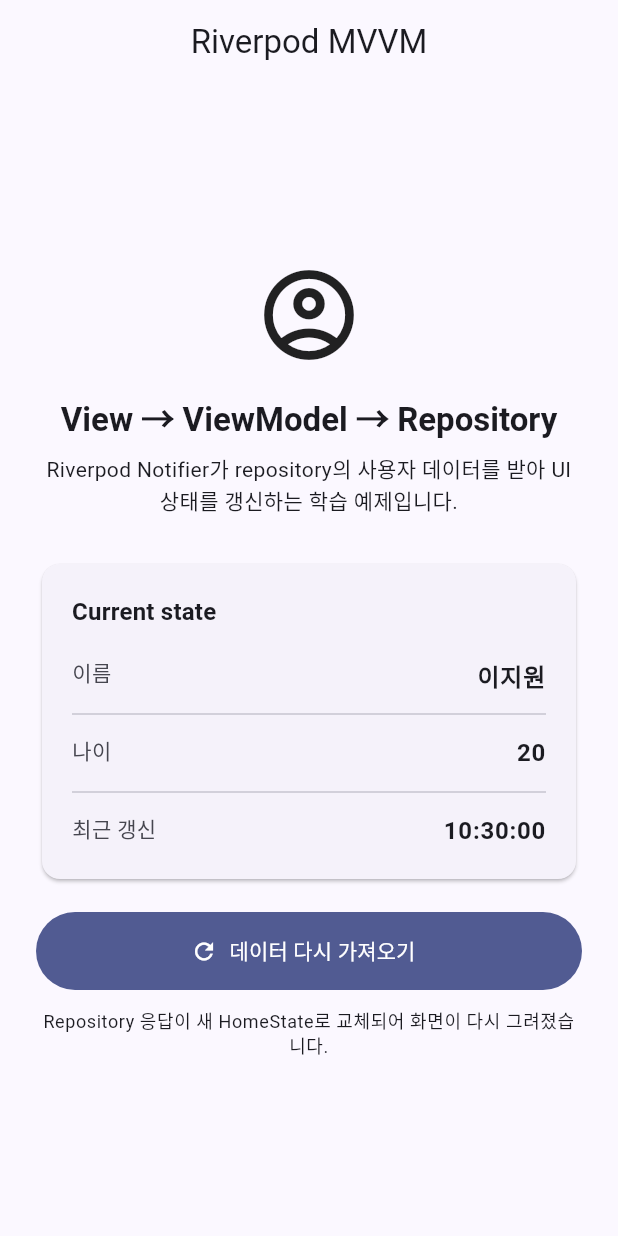
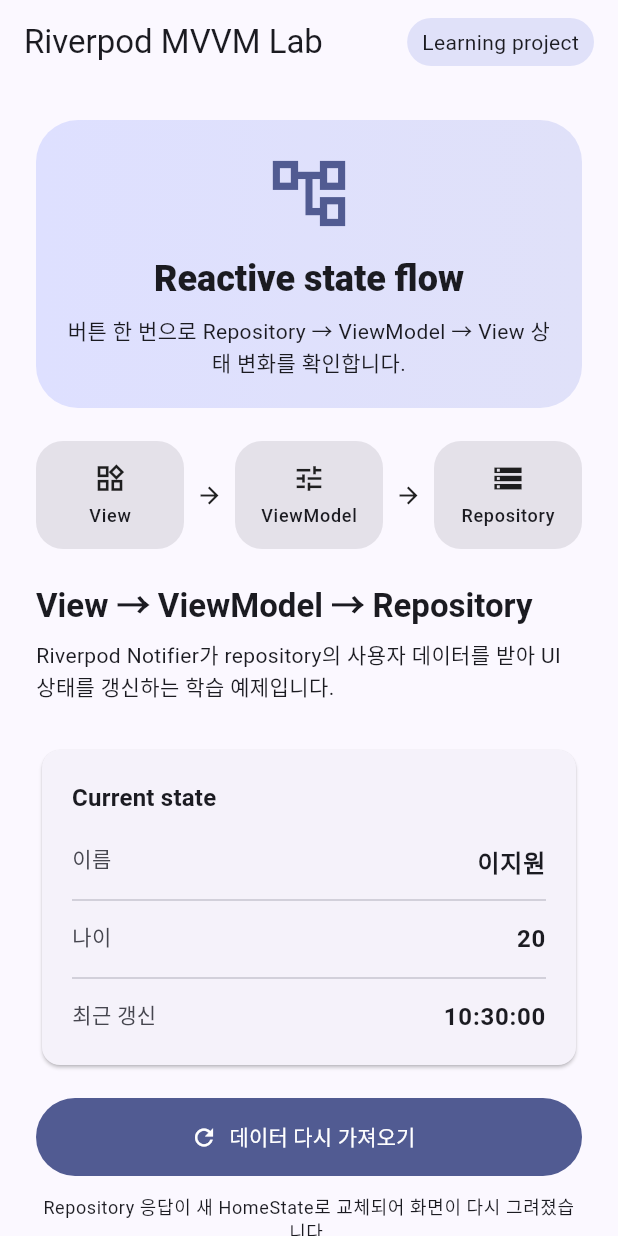
Before and after one commit to oosuhada/flutter_riverpod_mvvm, a Flutter app: the screen it shows after launch, after a tap on "사용자 데이터 가져오기", on a phone screen of 412 x 824 dp. Run offline on Flutter 3.47's test engine with Material 3 defaults, Android fonts, the phone set to English and light mode, and no system bars; our stand-ins replace flutter_riverpod.

Commit message:
Polish Riverpod MVVM mobile demo

```diff
--- a/lib/home_page.dart
+++ b/lib/home_page.dart
@@ -12,8 +12,23 @@ class HomePage extends ConsumerWidget {
 
     return Scaffold(
       appBar: AppBar(
-        title: const Text('Riverpod MVVM'),
-        centerTitle: true,
+        title: const Text('Riverpod MVVM Lab'),
+        actions: [
+          Padding(
+            padding: const EdgeInsets.only(right: 16),
+            child: Center(
+              child: Container(
+                padding:
+                    const EdgeInsets.symmetric(horizontal: 10, vertical: 6),
+                decoration: BoxDecoration(
+                  color: Theme.of(context).colorScheme.secondaryContainer,
+                  borderRadius: BorderRadius.circular(999),
+                ),
+                child: const Text('Learning project'),
+              ),
+            ),
+          ),
+        ],
       ),
       body: SafeArea(
         child: Center(
@@ -24,11 +39,49 @@ class HomePage extends ConsumerWidget {
               child: Column(
                 crossAxisAlignment: CrossAxisAlignment.stretch,
                 children: [
-                  const Icon(Icons.account_circle_outlined, size: 72),
-                  const SizedBox(height: 18),
+                  Container(
+                    padding: const EdgeInsets.all(20),
+                    decoration: BoxDecoration(
+                      gradient: LinearGradient(
+                        colors: [
+                          Theme.of(context).colorScheme.primaryContainer,
+                          Theme.of(context).colorScheme.secondaryContainer,
+                        ],
+                      ),
+                      borderRadius: BorderRadius.circular(28),
+                    ),
+                    child: Column(
+                      children: [
+                        Icon(
+                          Icons.account_tree_outlined,
+                          size: 58,
+                          color: Theme.of(context).colorScheme.primary,
+                        ),
+                        const SizedBox(height: 12),
+                        Text(
+                          'Reactive state flow',
+                          style: Theme.of(context)
+                              .textTheme
+                              .headlineSmall
+                              ?.copyWith(
+                                fontWeight: FontWeight.w800,
+                              ),
+                        ),
+                        const SizedBox(height: 8),
+                        Text(
+                          '버튼 한 번으로 Repository → ViewModel → View 상태 변화를 확인합니다.',
+                          textAlign: TextAlign.center,
+                          style: Theme.of(context).textTheme.bodyMedium,
+                        ),
+                      ],
+                    ),
+                  ),
+                  const SizedBox(height: 22),
+                  const _FlowRow(),
+                  const SizedBox(height: 22),
                   Text(
                     'View → ViewModel → Repository',
-                    textAlign: TextAlign.center,
+                    textAlign: TextAlign.left,
                     style: Theme.of(context).textTheme.titleLarge?.copyWith(
                           fontWeight: FontWeight.bold,
                         ),
@@ -36,7 +89,7 @@ class HomePage extends ConsumerWidget {
                   const SizedBox(height: 8),
                   Text(
                     'Riverpod Notifier가 repository의 사용자 데이터를 받아 UI 상태를 갱신하는 학습 예제입니다.',
-                    textAlign: TextAlign.center,
+                    textAlign: TextAlign.left,
                     style: Theme.of(context).textTheme.bodyMedium,
                   ),
                   const SizedBox(height: 28),
@@ -58,7 +111,7 @@ class HomePage extends ConsumerWidget {
                           const SizedBox(height: 18),
                           _StateRow(
                             label: '이름',
-                            value: state.user?.name ?? '아직 불러오지 않음',
+                            value: state.user?.name ?? '대기 중',
                           ),
                           const Divider(height: 28),
                           _StateRow(
@@ -78,11 +131,25 @@ class HomePage extends ConsumerWidget {
                   ),
                   const SizedBox(height: 18),
                   FilledButton.icon(
-                    onPressed: () {
-                      ref.read(homeViewModelProvider.notifier).getUser();
-                    },
-                    icon: Icon(hasUser ? Icons.refresh : Icons.download),
-                    label: Text(hasUser ? '데이터 다시 가져오기' : '사용자 데이터 가져오기'),
+                    onPressed: state.isLoading
+                        ? null
+                        : () {
+                            ref.read(homeViewModelProvider.notifier).getUser();
+                          },
+                    icon: state.isLoading
+                        ? const SizedBox(
+                            width: 18,
+                            height: 18,
+                            child: CircularProgressIndicator(strokeWidth: 2),
+                          )
+                        : Icon(hasUser ? Icons.refresh : Icons.download),
+                    label: Text(
+                      state.isLoading
+                          ? 'Repository 응답 기다리는 중'
+                          : hasUser
+                              ? '데이터 다시 가져오기'
+                              : '사용자 데이터 가져오기',
+                    ),
                     style: FilledButton.styleFrom(
                       minimumSize: const Size.fromHeight(52),
                     ),
@@ -107,6 +174,48 @@ class HomePage extends ConsumerWidget {
   String _formatTime(DateTime time) {
     String two(int value) => value.toString().padLeft(2, '0');
     return '${two(time.hour)}:${two(time.minute)}:${two(time.second)}';
+  }
+}
+
+class _FlowRow extends StatelessWidget {
+  const _FlowRow();
+
+  @override
+  Widget build(BuildContext context) {
+    Widget step(IconData icon, String label) {
+      return Expanded(
+        child: Container(
+          padding: const EdgeInsets.symmetric(vertical: 14),
+          decoration: BoxDecoration(
+            color: Theme.of(context).colorScheme.surfaceContainerHighest,
+            borderRadius: BorderRadius.circular(18),
+          ),
+          child: Column(
+            children: [
+              Icon(icon, size: 22),
+              const SizedBox(height: 6),
+              Text(label, style: Theme.of(context).textTheme.labelMedium),
+            ],
+          ),
+        ),
+      );
+    }
+
+    return Row(
+      children: [
+        step(Icons.widgets_outlined, 'View'),
+        const Padding(
+          padding: EdgeInsets.symmetric(horizontal: 8),
+          child: Icon(Icons.arrow_forward, size: 18),
+        ),
+        step(Icons.tune_outlined, 'ViewModel'),
+        const Padding(
+          padding: EdgeInsets.symmetric(horizontal: 8),
+          child: Icon(Icons.arrow_forward, size: 18),
+        ),
+        step(Icons.storage_outlined, 'Repository'),
+      ],
+    );
   }
 }
 
--- a/lib/home_view_model.dart
+++ b/lib/home_view_model.dart
@@ -4,14 +4,16 @@ import 'package:flutter_riverpod/flutter_riverpod.dart';
 
 // 1. HomePage에서 사용하는 상태 클래스 정의
 class HomeState {
-  HomeState({
+  const HomeState({
     required this.user,
     required this.fetchTime,
+    required this.isLoading,
   });
   // 유저 정보를 가지고 오지 않았을 때에는 User가 null!
-  User? user;
+  final User? user;
   // 데이터를 가지고 온 시간. 마찬가치로 초기에는 null
-  DateTime? fetchTime;
+  final DateTime? fetchTime;
+  final bool isLoading;
 }
 
 // 2. ViewModel 구현 Notifier를 상속
@@ -22,14 +24,23 @@ class HomeViewModel extends Notifier<HomeState> {
   // 3. build 함수 : ViewModel의 최초 상태를 초기화
   @override
   HomeState build() {
-    return HomeState(
+    return const HomeState(
       user: null, // 초기 상태 null
       fetchTime: null,
+      isLoading: false,
     );
   }
 
   // 4. 유저 정보 UserRepository에서 가져와서 상태 업데이트 하는 로직 구현
   void getUser() async {
+    if (state.isLoading) return;
+
+    state = HomeState(
+      user: state.user,
+      fetchTime: state.fetchTime,
+      isLoading: true,
+    );
+
     UserRepository userRepository = UserRepository();
     User user = await userRepository.getUser();
     // 이렇게 사용하면 안됨. Notifier 클래스는 새로운 상태 객체를 사용해야 위젯에게 알려줌
@@ -39,6 +50,7 @@ class HomeViewModel extends Notifier<HomeState> {
     state = HomeState(
       user: user,
       fetchTime: DateTime.now(),
+      isLoading: false,
     );
   }
 }
```
Also changed, not shown: .github/assets/ui-preview.png, 1 other file.
